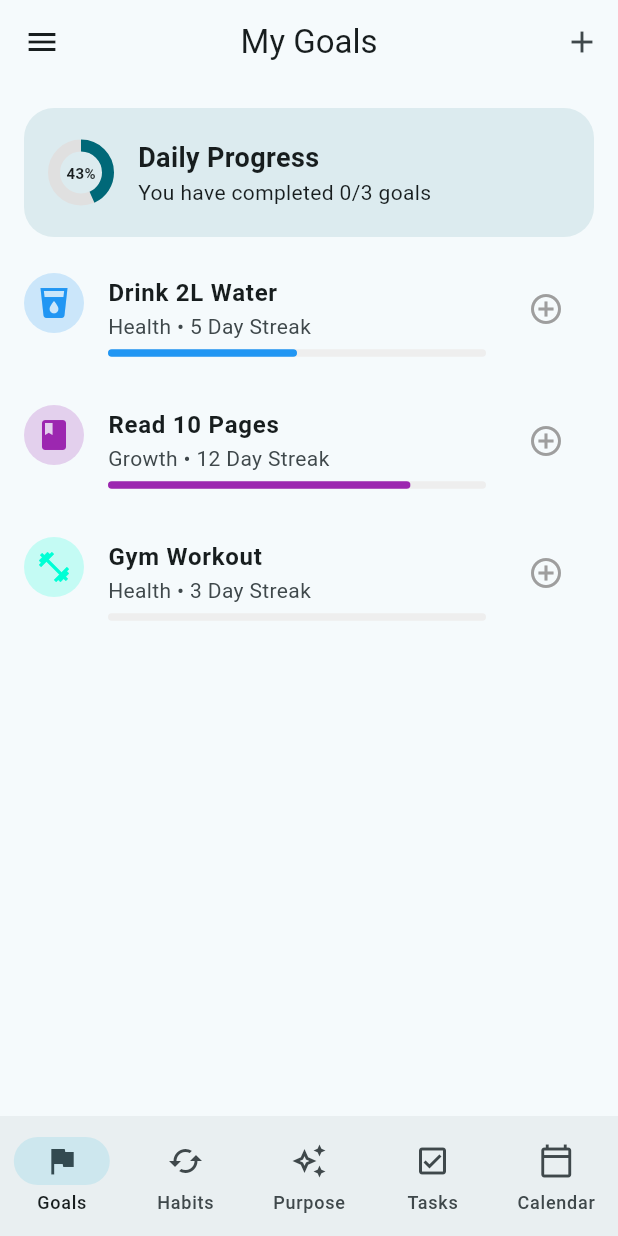
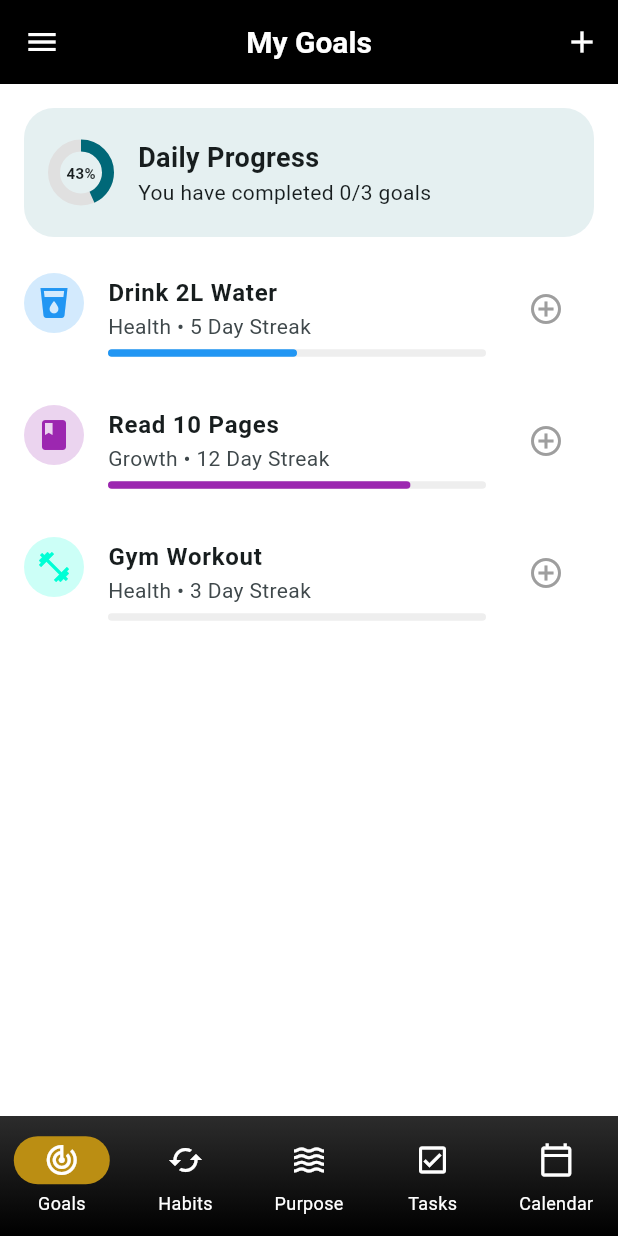
Before and after one commit to unwaverbusiness/unwaver_app, a Flutter app: the screen it shows after launch, in the side drawer, after a tap on the "add" icon, on a phone screen of 412 x 824 dp. Run offline on Flutter 3.47's test engine with Material 3 defaults, Android fonts, the phone set to English and light mode, and no system bars; our stand-ins replace firebase_auth, firebase_core, flutter_dotenv, google_generative_ai, table_calendar; accounts and stored records are empty.

Commit message:
New color themes

```diff
--- a/lib/Screens/Calendar/calendar_screen.dart
+++ b/lib/Screens/Calendar/calendar_screen.dart
@@ -1,5 +1,6 @@
 import 'package:flutter/material.dart';
 import 'package:table_calendar/table_calendar.dart';
+import 'package:unwaver/widgets/maindrawer.dart'; // Import your custom drawer
 
 class CalendarScreen extends StatefulWidget {
   const CalendarScreen({super.key});
@@ -34,83 +35,11 @@ class _CalendarScreenState extends State<CalendarScreen> {
     return Scaffold(
       appBar: AppBar(
         title: const Text('Calendar'),
-        centerTitle: true,
-        backgroundColor: Colors.white,
-        foregroundColor: Colors.black, // Changed to Black
-        elevation: 0,
+        // Removed manual colors to use the Global Black Theme from main.dart
       ),
 
-      // 1. DRAWER (Updated to Black Theme)
-      drawer: Drawer(
-        child: ListView(
-          padding: EdgeInsets.zero,
-          children: [
-            const DrawerHeader(
-              decoration: BoxDecoration(color: Colors.black), // Header background
-              child: Column(
-                crossAxisAlignment: CrossAxisAlignment.start,
-                mainAxisAlignment: MainAxisAlignment.end,
-                children: [
-                  Text(
-                    "Unwaver",
-                    style: TextStyle(
-                      color: Colors.white,
-                      fontSize: 28,
-                      fontWeight: FontWeight.bold,
-                    ),
-                  ),
-                  Text(
-                    "Plan Your Success",
-                    style: TextStyle(color: Colors.white70, fontSize: 16),
-                  ),
-                  SizedBox(height: 10),
-                ],
-              ),
-            ),
-            ListTile(
-              leading: const Icon(Icons.chat_bubble_outline),
-              title: const Text('Coach'),
-              onTap: () {
-                Navigator.pop(context);
-                // Navigate to Coach
-              },
-            ),
-            ListTile(
-              leading: const Icon(Icons.track_changes),
-              title: const Text('Goals'),
-              onTap: () {
-                Navigator.pop(context);
-                // Navigate to Goals
-              },
-            ),
-            ListTile(
-              leading: const Icon(Icons.repeat),
-              title: const Text('Habits'),
-              onTap: () {
-                Navigator.pop(context);
-                // Navigate to Habits
-              },
-            ),
-            ListTile(
-              leading: const Icon(Icons.check_circle_outline),
-              title: const Text('Tasks'),
-              onTap: () {
-                Navigator.pop(context);
-                // Navigate to Tasks
-              },
-            ),
-            ListTile(
-              leading: const Icon(Icons.calendar_month, color: Colors.black), // Icon Color
-              title: const Text('Calendar'),
-              selected: true,
-              selectedColor: Colors.black, // Text Color
-              onTap: () {
-                Navigator.pop(context);
-              },
-            ),
-          ],
-        ),
-      ),
+      // 1. REPLACED HARDCODED DRAWER WITH MAIN DRAWER
+      drawer: const MainDrawer(currentRoute: '/calendar'),
 
       body: Column(
         children: [
--- a/lib/Screens/Home/purpose_generator_screen.dart
+++ b/lib/Screens/Home/purpose_generator_screen.dart
@@ -1,7 +1,7 @@
 import 'package:flutter/material.dart';
 import 'package:google_generative_ai/google_generative_ai.dart';
 import 'package:unwaver/services/api_key_manager.dart';
-import 'package:unwaver/widgets/MainDrawer.dart'; // FIXED: Corrected import to match your file structure
+import 'package:unwaver/widgets/maindrawer.dart'; // Standard lowercase import
 
 class PurposeGeneratorScreen extends StatefulWidget {
   const PurposeGeneratorScreen({super.key});
@@ -19,7 +19,7 @@ class _PurposeGeneratorScreenState extends State<PurposeGeneratorScreen> {
   final List<ChatMessage> _messages = [];
   bool _isLoading = false;
 
-  // --- MOCK DATA ---
+  // --- MOCK DATA (Replace with real user data later) ---
   final String _userGoals = "1. Run a marathon. 2. Build a million-dollar business. 3. Read 20 books this year.";
   final String _userHabits = "Morning meditation, Coding for 2 hours daily, No sugar diet.";
 
@@ -31,15 +31,12 @@ class _PurposeGeneratorScreenState extends State<PurposeGeneratorScreen> {
 
   void _setupAI() {
     try {
-      debugPrint("--- Configuring Gemini Model ---");
       _model = GenerativeModel(
-        // FIXED: Used a standard valid model name (1.5-flash) to ensure it works
-        model: 'gemini-1.5-flash',
+        model: 'gemini-2.5-flash',
         apiKey: ApiKeyManager.geminiKey,
         systemInstruction: Content.system(_buildSystemPrompt()),
       );
       _chat = _model.startChat();
-      debugPrint("--- AI is ready! ---");
     } catch (e) {
       debugPrint("--- CRITICAL ERROR in _setupAI: $e ---");
       setState(() {
@@ -105,12 +102,10 @@ class _PurposeGeneratorScreenState extends State<PurposeGeneratorScreen> {
     return Scaffold(
       appBar: AppBar(
         title: const Text("Purpose Coach"),
-        backgroundColor: Colors.white,
-        foregroundColor: const Color.fromARGB(255, 0, 0, 0),
-        elevation: 1,
+        // Colors are now inherited from main.dart (Black/White)
       ),
 
-      // FIXED: Using your clean MainDrawer widget
+      // Drawer with the 'Coach' route selected to match your MainDrawer setup
       drawer: const MainDrawer(currentRoute: '/coach'),
 
       body: Column(
@@ -128,7 +123,8 @@ class _PurposeGeneratorScreenState extends State<PurposeGeneratorScreen> {
                     margin: const EdgeInsets.symmetric(vertical: 6),
                     padding: const EdgeInsets.all(14),
                     decoration: BoxDecoration(
-                      color: msg.isUser ? const Color.fromARGB(255, 0, 0, 0) : Colors.grey.shade800,
+                      // User = Black, AI = Dark Grey
+                      color: msg.isUser ? Colors.black : Colors.grey.shade800,
                       borderRadius: BorderRadius.only(
                         topLeft: const Radius.circular(16),
                         topRight: const Radius.circular(16),
@@ -148,15 +144,17 @@ class _PurposeGeneratorScreenState extends State<PurposeGeneratorScreen> {
               },
             ),
           ),
+
           if (_isLoading)
             const Padding(
               padding: EdgeInsets.symmetric(vertical: 8.0),
               child: SizedBox(
                 height: 20,
                 width: 20,
-                child: CircularProgressIndicator(strokeWidth: 2, color: Color.fromARGB(255, 0, 0, 0)),
+                child: CircularProgressIndicator(strokeWidth: 2, color: Colors.black),
               ),
             ),
+
           SafeArea(
             top: false,
             child: Container(
@@ -178,14 +176,14 @@ class _PurposeGeneratorScreenState extends State<PurposeGeneratorScreen> {
                     child: TextField(
                       controller: _textController,
                       decoration: const InputDecoration(
-                        hintText: "Message your coach...",
+                        hintText: "Ask about your purpose...",
                         border: InputBorder.none,
                       ),
                       onSubmitted: (_) => _sendMessage(),
                     ),
                   ),
                   IconButton(
-                    icon: const Icon(Icons.send_rounded, color: Color.fromARGB(255, 0, 0, 0)),
+                    icon: const Icon(Icons.send_rounded, color: Colors.black),
                     onPressed: _sendMessage,
                   ),
                 ],
--- a/lib/Screens/Tasks/tasks_screen.dart
+++ b/lib/Screens/Tasks/tasks_screen.dart
@@ -1,4 +1,5 @@
 import 'package:flutter/material.dart';
+import 'package:unwaver/widgets/maindrawer.dart'; // Ensure this import is present
 
 class TasksScreen extends StatefulWidget {
   const TasksScreen({super.key});
@@ -51,6 +52,10 @@ class _TasksScreenState extends State<TasksScreen> {
         actions: [
           TextButton(
             onPressed: () => Navigator.pop(context),
+            // Accent color for Cancel text
+            style: TextButton.styleFrom(
+              foregroundColor: const Color.fromARGB(255, 0, 0, 0),
+            ),
             child: const Text('Cancel'),
           ),
           ElevatedButton(
@@ -60,6 +65,11 @@ class _TasksScreenState extends State<TasksScreen> {
                 Navigator.pop(context);
               }
             },
+            // Gold background for Add button
+            style: ElevatedButton.styleFrom(
+              backgroundColor: const Color.fromARGB(255, 0, 0, 0),
+              foregroundColor: Colors.white,
+            ),
             child: const Text('Add'),
           ),
         ],
@@ -72,89 +82,43 @@ class _TasksScreenState extends State<TasksScreen> {
     return Scaffold(
       appBar: AppBar(
         title: const Text('My Tasks'),
-        centerTitle: true,
+        // Inherits Black/White theme from main.dart
       ),
 
-      // 1. ADDED DRAWER
-      drawer: Drawer(
-        child: ListView(
-          padding: EdgeInsets.zero,
-          children: [
-            const DrawerHeader(
-              decoration: BoxDecoration(color: Colors.teal),
-              child: Column(
-                crossAxisAlignment: CrossAxisAlignment.start,
-                mainAxisAlignment: MainAxisAlignment.end,
-                children: [
-                  Text(
-                    "Unwaver",
-                    style: TextStyle(
-                      color: Colors.white,
-                      fontSize: 28,
-                      fontWeight: FontWeight.bold,
-                    ),
-                  ),
-                  Text(
-                    "Get Things Done",
-                    style: TextStyle(color: Colors.white70, fontSize: 16),
-                  ),
-                  SizedBox(height: 10),
-                ],
-              ),
-            ),
-            ListTile(
-              leading: const Icon(Icons.chat_bubble_outline),
-              title: const Text('Coach'),
-              onTap: () {
-                Navigator.pop(context);
-                // Navigate to Coach
-              },
-            ),
-            ListTile(
-              leading: const Icon(Icons.track_changes),
-              title: const Text('Goals'),
-              onTap: () {
-                Navigator.pop(context);
-                // Navigate to Goals
-              },
-            ),
-            ListTile(
-              leading: const Icon(Icons.repeat),
-              title: const Text('Habits'),
-              onTap: () {
-                Navigator.pop(context);
-                // Navigate to Habits
-              },
-            ),
-            ListTile(
-              leading: const Icon(Icons.check_circle_outline, color: Colors.teal),
-              title: const Text('Tasks'),
-              selected: true, // Highlights this item
-              selectedColor: Colors.teal,
-              onTap: () {
-                Navigator.pop(context);
-              },
-            ),
-          ],
-        ),
+      // 1. FIXED: Replaced broken hardcoded drawer with MainDrawer
+      drawer: const MainDrawer(currentRoute: '/tasks'),
+
+      // 2. FIXED: Floating Action Button syntax & color
+      floatingActionButton: FloatingActionButton(
+        onPressed: _showAddTaskDialog,
+        backgroundColor: const Color.fromARGB(255, 0, 0, 0),
+        child: const Icon(Icons.add, color: Colors.white),
       ),
 
-      // Floating + Button
-      floatingActionButton: FloatingActionButton(
-        onPressed: _showAddTaskDialog,
-        backgroundColor: Colors.teal,
-        child: const Icon(Icons.add, color: Colors.white),
-      ),
       body: ListView.builder(
+        padding: const EdgeInsets.all(16),
         itemCount: _tasks.length,
         itemBuilder: (context, index) {
           return Dismissible(
             // Key is needed for swiping to delete
             key: Key(_tasks[index]['title']),
-            background: Container(color: Colors.red),
+            background: Container(
+              color: Colors.red,
+              alignment: Alignment.centerRight,
+              padding: const EdgeInsets.only(right: 20),
+              child: const Icon(Icons.delete, color: Colors.white),
+            ),
             onDismissed: (direction) => _deleteTask(index),
+            child: Card(
+              elevation: 0,
+              margin: const EdgeInsets.only(bottom: 12),
+              shape: RoundedRectangleBorder(
+                borderRadius: BorderRadius.circular(12),
+                side: BorderSide(color: Colors.grey.shade300),
+              ),
               child: CheckboxListTile(
-              activeColor: Colors.teal,
+                // 3. FIXED: Active color syntax
+                activeColor: const Color.fromARGB(255, 187, 142, 19),
                 title: Text(
                   _tasks[index]['title'],
                   style: TextStyle(
@@ -166,6 +130,8 @@ class _TasksScreenState extends State<TasksScreen> {
                 ),
                 value: _tasks[index]['isDone'],
                 onChanged: (value) => _toggleTask(index),
+                controlAffinity: ListTileControlAffinity.leading, // Checkbox on left
+              ),
             ),
           );
         },
--- a/lib/Screens/main_layout.dart
+++ b/lib/Screens/main_layout.dart
@@ -16,13 +16,12 @@ class MainLayout extends StatefulWidget {
 class _MainLayoutState extends State<MainLayout> {
   int _selectedIndex = 0;
 
-  // --- THE 5 SCREENS ---
   final List<Widget> _screens = [
-    const GoalOverviewScreen(),      // Index 0: Goals
-    const HabitsScreen(),            // Index 1: Habits
-    const PurposeGeneratorScreen(),  // Index 2: Purpose
-    const TasksScreen(),             // Index 3: Tasks
-    const CalendarScreen(),          // Index 4: Calendar
+    const GoalOverviewScreen(),
+    const HabitsScreen(),
+    const PurposeGeneratorScreen(),
+    const TasksScreen(),
+    const CalendarScreen(),
   ];
 
   void _onItemTapped(int index) {
@@ -34,46 +33,68 @@ class _MainLayoutState extends State<MainLayout> {
   @override
   Widget build(BuildContext context) {
     return Scaffold(
-      // IndexedStack keeps your Goal/Habit data alive when you switch tabs
       body: IndexedStack(
         index: _selectedIndex,
         children: _screens,
       ),
 
-      bottomNavigationBar: NavigationBar(
+      // Wrap NavigationBar in a Container to apply the gradient
+      bottomNavigationBar: Container(
+        decoration: const BoxDecoration(
+          gradient: LinearGradient(
+            begin: Alignment.topCenter,
+            end: Alignment.bottomCenter,
+            colors: [
+              Color(0xFF2C2C2C), // Dark Grey (Top)
+              Color(0xFF000000), // Pure Black (Bottom)
+            ],
+          ),
+        ),
+        child: NavigationBarTheme(
+          // Theme wrapper to force icon colors
+          data: NavigationBarThemeData(
+            iconTheme: WidgetStateProperty.resolveWith((states) {
+              // If selected, icon is black (for contrast on gold)
+              if (states.contains(WidgetState.selected)) {
+                return const IconThemeData(color: Color.fromARGB(255, 255, 255, 255));
+              }
+              // If unselected, icon is white
+              return const IconThemeData(color: Colors.white);
+            }),
+            labelTextStyle: WidgetStateProperty.all(
+              const TextStyle(color: Colors.white, fontSize: 12),
+            ),
+          ),
+          child: NavigationBar(
+            // Make background transparent so gradient shows through
+            backgroundColor: Colors.transparent,
+
+            // Gold Selection Indicator
+            indicatorColor: const Color.fromARGB(255, 187, 142, 19),
+
             selectedIndex: _selectedIndex,
             onDestinationSelected: _onItemTapped,
-        // --- THE 5 NAVIGATION TABS ---
             destinations: const <NavigationDestination>[
-          // 1. Goals
               NavigationDestination(
-            icon: Icon(Icons.flag_outlined),
-            selectedIcon: Icon(Icons.flag),
+                icon: Icon(Icons.track_changes_outlined),
+                selectedIcon: Icon(Icons.track_changes),
                 label: 'Goals',
               ),
-
-          // 2. Habits
               NavigationDestination(
                 icon: Icon(Icons.cached),
                 selectedIcon: Icon(Icons.cached),
                 label: 'Habits',
               ),
-
-          // 3. Purpose
               NavigationDestination(
-            icon: Icon(Icons.auto_awesome_outlined),
-            selectedIcon: Icon(Icons.auto_awesome),
+                icon: Icon(Icons.waves_outlined),
+                selectedIcon: Icon(Icons.waves),
                 label: 'Purpose',
               ),
-
-          // 4. Tasks
               NavigationDestination(
                 icon: Icon(Icons.check_box_outlined),
                 selectedIcon: Icon(Icons.check_box),
                 label: 'Tasks',
               ),
-
-          // 5. Calendar
               NavigationDestination(
                 icon: Icon(Icons.calendar_today_outlined),
                 selectedIcon: Icon(Icons.calendar_month),
@@ -81,6 +102,8 @@ class _MainLayoutState extends State<MainLayout> {
               ),
             ],
           ),
+        ),
+      ),
     );
   }
 }
--- a/lib/main.dart
+++ b/lib/main.dart
@@ -1,7 +1,7 @@
 import 'package:flutter/material.dart';
 import 'package:firebase_core/firebase_core.dart';
 import 'package:provider/provider.dart';
-import 'package:flutter_dotenv/flutter_dotenv.dart'; // 1. Added Import
+import 'package:flutter_dotenv/flutter_dotenv.dart';
 
 import 'firebase_options.dart';
 import 'services/app_data_service.dart';
@@ -10,10 +10,10 @@ import 'Screens/main_layout.dart';
 Future<void> main() async {
   WidgetsFlutterBinding.ensureInitialized();
 
-  // 2. Load the .env file before running the app
+  // Load the .env file before running the app
   await dotenv.load(fileName: ".env");
 
-  // Initialize Firebase (fail fast if misconfigured)
+  // Initialize Firebase
   await Firebase.initializeApp(
     options: DefaultFirebaseOptions.currentPlatform,
   );
@@ -35,10 +35,30 @@ class UnwaverApp extends StatelessWidget {
       child: MaterialApp(
         debugShowCheckedModeBanner: false,
         title: 'Unwaver',
+
+        // --- GLOBAL THEME UPDATES ---
         theme: ThemeData(
           useMaterial3: true,
-          colorSchemeSeed: const Color(0xFF1D8CA0),
+          colorSchemeSeed: const Color(0xFF1D8CA0), // Your Teal Seed
+
+          // 1. Force the AppBar to be Black with White Text
+          appBarTheme: const AppBarTheme(
+            backgroundColor: Colors.black, // Background color
+            foregroundColor: Colors.white, // Text & Icon color
+            centerTitle: true,
+            elevation: 0,
+            iconTheme: IconThemeData(color: Colors.white), // Drawer/Back icons
+            titleTextStyle: TextStyle(
+              color: Colors.white,
+              fontSize: 20,
+              fontWeight: FontWeight.bold,
+            ),
+          ),
+
+          // 2. Optional: Ensure Scaffold background is white (or change to black if you want dark mode)
+          scaffoldBackgroundColor: Colors.white,
         ),
+
         home: const MainLayout(),
       ),
     );
```
Lines whose indentation alone changed are shown as unchanged.
